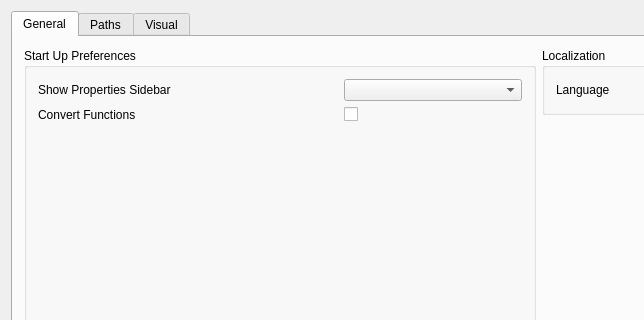
Above: src/Widgets/Settings/SettingsDialog.ui from Calaverah/CALUMI.Motion before the change; both pictures show x 0 to 644 and y 0 to 320 of the 900 by 600 pixel window. Below: the same form after it.
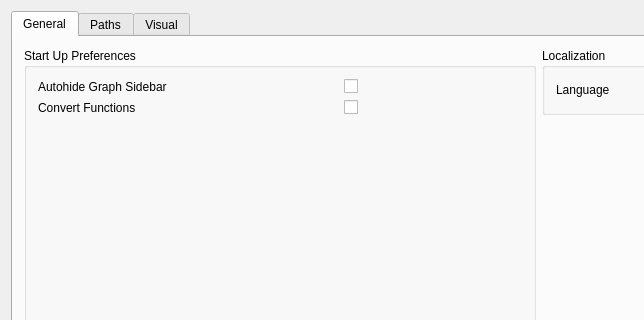
That is the form after the change. Icons and pictures are not drawn. Custom widgets are drawn as their Qt base class.

Patch:
```diff
--- a/src/Widgets/Settings/SettingsDialog.ui
+++ b/src/Widgets/Settings/SettingsDialog.ui
@@ -139,29 +139,7 @@
                </size>
               </property>
               <property name="text">
-               <string>Show Properties Sidebar</string>
-              </property>
-             </widget>
-            </item>
-            <item row="0" column="1">
-             <widget class="QComboBox" name="showPropertiesSidebarComboBox">
-              <property name="sizePolicy">
-               <sizepolicy hsizetype="Preferred" vsizetype="Fixed">
-                <horstretch>0</horstretch>
-                <verstretch>0</verstretch>
-               </sizepolicy>
-              </property>
-              <property name="minimumSize">
-               <size>
-                <width>100</width>
-                <height>0</height>
-               </size>
-              </property>
-              <property name="maximumSize">
-               <size>
-                <width>16777215</width>
-                <height>16777215</height>
-               </size>
+               <string>Autohide Graph Sidebar</string>
               </property>
              </widget>
             </item>
@@ -173,7 +151,27 @@
              </widget>
             </item>
             <item row="1" column="1">
-             <widget class="QCheckBox" name="convertFunctionsCheckBox"/>
+             <widget class="QCheckBox" name="convertFunctionsCheckBox">
+              <property name="sizePolicy">
+               <sizepolicy hsizetype="Preferred" vsizetype="Preferred">
+                <horstretch>0</horstretch>
+                <verstretch>0</verstretch>
+               </sizepolicy>
+              </property>
+             </widget>
+            </item>
+            <item row="0" column="1">
+             <widget class="QCheckBox" name="autohideGraphSidebarCheckBox">
+              <property name="sizePolicy">
+               <sizepolicy hsizetype="Preferred" vsizetype="Preferred">
+                <horstretch>0</horstretch>
+                <verstretch>0</verstretch>
+               </sizepolicy>
+              </property>
+              <property name="text">
+               <string/>
+              </property>
+             </widget>
             </item>
            </layout>
           </item>
```
Left out of the diff: 6 changed lines with no effect on the pictures.
